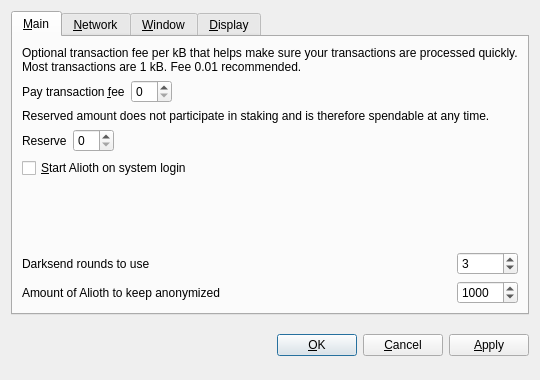
Before: the Qt Designer form src/qt/forms/optionsdialog.ui in aliothcoin/aliothcoin, drawn with Qt 5.
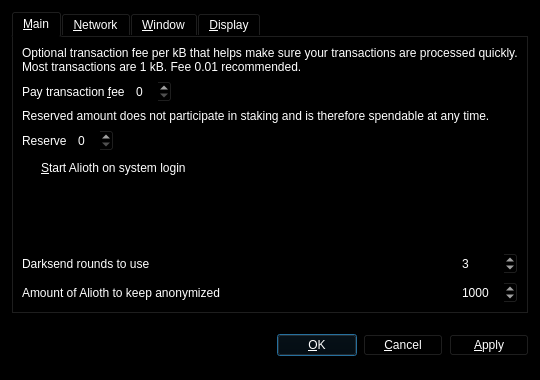
After: the same form once the commit is applied. The open tabs and pages were chosen to show the change. Custom widgets are drawn as their Qt base class.

The edit to the form file:
```diff
--- a/src/qt/forms/optionsdialog.ui
+++ b/src/qt/forms/optionsdialog.ui
@@ -10,6 +10,421 @@
     <height>380</height>
    </rect>
   </property>
+  <property name="palette">
+   <palette>
+    <active>
+     <colorrole role="WindowText">
+      <brush brushstyle="SolidPattern">
+       <color alpha="255">
+        <red>255</red>
+        <green>255</green>
+        <blue>255</blue>
+       </color>
+      </brush>
+     </colorrole>
+     <colorrole role="Button">
+      <brush brushstyle="SolidPattern">
+       <color alpha="255">
+        <red>0</red>
+        <green>0</green>
+        <blue>0</blue>
+       </color>
+      </brush>
+     </colorrole>
+     <colorrole role="Light">
+      <brush brushstyle="SolidPattern">
+       <color alpha="255">
+        <red>0</red>
+        <green>0</green>
+        <blue>0</blue>
+       </color>
+      </brush>
+     </colorrole>
+     <colorrole role="Midlight">
+      <brush brushstyle="SolidPattern">
+       <color alpha="255">
+        <red>0</red>
+        <green>0</green>
+        <blue>0</blue>
+       </color>
+      </brush>
+     </colorrole>
+     <colorrole role="Dark">
+      <brush brushstyle="SolidPattern">
+       <color alpha="255">
+        <red>0</red>
+        <green>0</green>
+        <blue>0</blue>
+       </color>
+      </brush>
+     </colorrole>
+     <colorrole role="Mid">
+      <brush brushstyle="SolidPattern">
+       <color alpha="255">
+        <red>0</red>
+        <green>0</green>
+        <blue>0</blue>
+       </color>
+      </brush>
+     </colorrole>
+     <colorrole role="Text">
+      <brush brushstyle="SolidPattern">
+       <color alpha="255">
+        <red>255</red>
+        <green>255</green>
+        <blue>255</blue>
+       </color>
+      </brush>
+     </colorrole>
+     <colorrole role="BrightText">
+      <brush brushstyle="SolidPattern">
+       <color alpha="255">
+        <red>255</red>
+        <green>255</green>
+        <blue>255</blue>
+       </color>
+      </brush>
+     </colorrole>
+     <colorrole role="ButtonText">
+      <brush brushstyle="SolidPattern">
+       <color alpha="255">
+        <red>255</red>
+        <green>255</green>
+        <blue>255</blue>
+       </color>
+      </brush>
+     </colorrole>
+     <colorrole role="Base">
+      <brush brushstyle="SolidPattern">
+       <color alpha="255">
+        <red>0</red>
+        <green>0</green>
+        <blue>0</blue>
+       </color>
+      </brush>
+     </colorrole>
+     <colorrole role="Window">
+      <brush brushstyle="SolidPattern">
+       <color alpha="255">
+        <red>0</red>
+        <green>0</green>
+        <blue>0</blue>
+       </color>
+      </brush>
+     </colorrole>
+     <colorrole role="Shadow">
+      <brush brushstyle="SolidPattern">
+       <color alpha="255">
+        <red>0</red>
+        <green>0</green>
+        <blue>0</blue>
+       </color>
+      </brush>
+     </colorrole>
+     <colorrole role="AlternateBase">
+      <brush brushstyle="SolidPattern">
+       <color alpha="255">
+        <red>0</red>
+        <green>0</green>
+        <blue>0</blue>
+       </color>
+      </brush>
+     </colorrole>
+     <colorrole role="ToolTipBase">
+      <brush brushstyle="SolidPattern">
+       <color alpha="255">
+        <red>255</red>
+        <green>255</green>
+        <blue>220</blue>
+       </color>
+      </brush>
+     </colorrole>
+     <colorrole role="ToolTipText">
+      <brush brushstyle="SolidPattern">
+       <color alpha="255">
+        <red>0</red>
+        <green>0</green>
+        <blue>0</blue>
+       </color>
+      </brush>
+     </colorrole>
+    </active>
+    <inactive>
+     <colorrole role="WindowText">
+      <brush brushstyle="SolidPattern">
+       <color alpha="255">
+        <red>255</red>
+        <green>255</green>
+        <blue>255</blue>
+       </color>
+      </brush>
+     </colorrole>
+     <colorrole role="Button">
+      <brush brushstyle="SolidPattern">
+       <color alpha="255">
+        <red>0</red>
+        <green>0</green>
+        <blue>0</blue>
+       </color>
+      </brush>
+     </colorrole>
+     <colorrole role="Light">
+      <brush brushstyle="SolidPattern">
+       <color alpha="255">
+        <red>0</red>
+        <green>0</green>
+        <blue>0</blue>
+       </color>
+      </brush>
+     </colorrole>
+     <colorrole role="Midlight">
+      <brush brushstyle="SolidPattern">
+       <color alpha="255">
+        <red>0</red>
+        <green>0</green>
+        <blue>0</blue>
+       </color>
+      </brush>
+     </colorrole>
+     <colorrole role="Dark">
+      <brush brushstyle="SolidPattern">
+       <color alpha="255">
+        <red>0</red>
+        <green>0</green>
+        <blue>0</blue>
+       </color>
+      </brush>
+     </colorrole>
+     <colorrole role="Mid">
+      <brush brushstyle="SolidPattern">
+       <color alpha="255">
+        <red>0</red>
+        <green>0</green>
+        <blue>0</blue>
+       </color>
+      </brush>
+     </colorrole>
+     <colorrole role="Text">
+      <brush brushstyle="SolidPattern">
+       <color alpha="255">
+        <red>255</red>
+        <green>255</green>
+        <blue>255</blue>
+       </color>
+      </brush>
+     </colorrole>
+     <colorrole role="BrightText">
+      <brush brushstyle="SolidPattern">
+       <color alpha="255">
+        <red>255</red>
+        <green>255</green>
+        <blue>255</blue>
+       </color>
+      </brush>
+     </colorrole>
+     <colorrole role="ButtonText">
+      <brush brushstyle="SolidPattern">
+       <color alpha="255">
+        <red>255</red>
+        <green>255</green>
+        <blue>255</blue>
+       </color>
+      </brush>
+     </colorrole>
+     <colorrole role="Base">
+      <brush brushstyle="SolidPattern">
+       <color alpha="255">
+        <red>0</red>
+        <green>0</green>
+        <blue>0</blue>
+       </color>
+      </brush>
+     </colorrole>
+     <colorrole role="Window">
+      <brush brushstyle="SolidPattern">
+       <color alpha="255">
+        <red>0</red>
+        <green>0</green>
+        <blue>0</blue>
+       </color>
+      </brush>
+     </colorrole>
+     <colorrole role="Shadow">
+      <brush brushstyle="SolidPattern">
+       <color alpha="255">
+        <red>0</red>
+        <green>0</green>
+        <blue>0</blue>
+       </color>
+      </brush>
+     </colorrole>
+     <colorrole role="AlternateBase">
+      <brush brushstyle="SolidPattern">
+       <color alpha="255">
+        <red>0</red>
+        <green>0</green>
+        <blue>0</blue>
+       </color>
+      </brush>
+     </colorrole>
+     <colorrole role="ToolTipBase">
+      <brush brushstyle="SolidPattern">
+       <color alpha="255">
+        <red>255</red>
+        <green>255</green>
+        <blue>220</blue>
+       </color>
+      </brush>
+     </colorrole>
+     <colorrole role="ToolTipText">
+      <brush brushstyle="SolidPattern">
+       <color alpha="255">
+        <red>0</red>
+        <green>0</green>
+        <blue>0</blue>
+       </color>
+      </brush>
+     </colorrole>
+    </inactive>
+    <disabled>
+     <colorrole role="WindowText">
+      <brush brushstyle="SolidPattern">
+       <color alpha="255">
+        <red>0</red>
+        <green>0</green>
+        <blue>0</blue>
+       </color>
+      </brush>
+     </colorrole>
+     <colorrole role="Button">
+      <brush brushstyle="SolidPattern">
+       <color alpha="255">
+        <red>0</red>
+        <green>0</green>
+        <blue>0</blue>
+       </color>
+      </brush>
+     </colorrole>
+     <colorrole role="Light">
+      <brush brushstyle="SolidPattern">
+       <color alpha="255">
+        <red>0</red>
+        <green>0</green>
+        <blue>0</blue>
+       </color>
+      </brush>
+     </colorrole>
+     <colorrole role="Midlight">
+      <brush brushstyle="SolidPattern">
+       <color alpha="255">
+        <red>0</red>
+        <green>0</green>
+        <blue>0</blue>
+       </color>
+      </brush>
+     </colorrole>
+     <colorrole role="Dark">
+      <brush brushstyle="SolidPattern">
+       <color alpha="255">
+        <red>0</red>
+        <green>0</green>
+        <blue>0</blue>
+       </color>
+      </brush>
+     </colorrole>
+     <colorrole role="Mid">
+      <brush brushstyle="SolidPattern">
+       <color alpha="255">
+        <red>0</red>
+        <green>0</green>
+        <blue>0</blue>
+       </color>
+      </brush>
+     </colorrole>
+     <colorrole role="Text">
+      <brush brushstyle="SolidPattern">
+       <color alpha="255">
+        <red>0</red>
+        <green>0</green>
+        <blue>0</blue>
+       </color>
+      </brush>
+     </colorrole>
+     <colorrole role="BrightText">
+      <brush brushstyle="SolidPattern">
+       <color alpha="255">
+        <red>255</red>
+        <green>255</green>
+        <blue>255</blue>
+       </color>
+      </brush>
+     </colorrole>
+     <colorrole role="ButtonText">
+      <brush brushstyle="SolidPattern">
+       <color alpha="255">
+        <red>0</red>
+        <green>0</green>
+        <blue>0</blue>
+       </color>
+      </brush>
+     </colorrole>
+     <colorrole role="Base">
+      <brush brushstyle="SolidPattern">
+       <color alpha="255">
+        <red>0</red>
+        <green>0</green>
+        <blue>0</blue>
+       </color>
+      </brush>
+     </colorrole>
+     <colorrole role="Window">
+      <brush brushstyle="SolidPattern">
+       <color alpha="255">
+        <red>0</red>
+        <green>0</green>
+        <blue>0</blue>
+       </color>
+      </brush>
+     </colorrole>
+     <colorrole role="Shadow">
+      <brush brushstyle="SolidPattern">
+       <color alpha="255">
+        <red>0</red>
+        <green>0</green>
+        <blue>0</blue>
+       </color>
+      </brush>
+     </colorrole>
+     <colorrole role="AlternateBase">
+      <brush brushstyle="SolidPattern">
+       <color alpha="255">
+        <red>0</red>
+        <green>0</green>
+        <blue>0</blue>
+       </color>
+      </brush>
+     </colorrole>
+     <colorrole role="ToolTipBase">
+      <brush brushstyle="SolidPattern">
+       <color alpha="255">
+        <red>255</red>
+        <green>255</green>
+        <blue>220</blue>
+       </color>
+      </brush>
+     </colorrole>
+     <colorrole role="ToolTipText">
+      <brush brushstyle="SolidPattern">
+       <color alpha="255">
+        <red>0</red>
+        <green>0</green>
+        <blue>0</blue>
+       </color>
+      </brush>
+     </colorrole>
+    </disabled>
+   </palette>
+  </property>
   <property name="windowTitle">
    <string>Options</string>
   </property>
@@ -124,6 +539,43 @@
        </item>
        <item row="4" column="0">
         <widget class="QCheckBox" name="bitcoinAtStartup">
+         <property name="palette">
+          <palette>
+           <active>
+            <colorrole role="ToolTipText">
+             <brush brushstyle="SolidPattern">
+              <color alpha="255">
+               <red>255</red>
+               <green>255</green>
+               <blue>255</blue>
+              </color>
+             </brush>
+            </colorrole>
+           </active>
+           <inactive>
+            <colorrole role="ToolTipText">
+             <brush brushstyle="SolidPattern">
+              <color alpha="255">
+               <red>255</red>
+               <green>255</green>
+               <blue>255</blue>
+              </color>
+             </brush>
+            </colorrole>
+           </inactive>
+           <disabled>
+            <colorrole role="ToolTipText">
+             <brush brushstyle="SolidPattern">
+              <color alpha="255">
+               <red>255</red>
+               <green>255</green>
+               <blue>255</blue>
+              </color>
+             </brush>
+            </colorrole>
+           </disabled>
+          </palette>
+         </property>
          <property name="toolTip">
           <string>Automatically start Alioth after logging in to the system.</string>
          </property>
```
Left out of the diff: 2 changed lines with no effect on the pictures.
